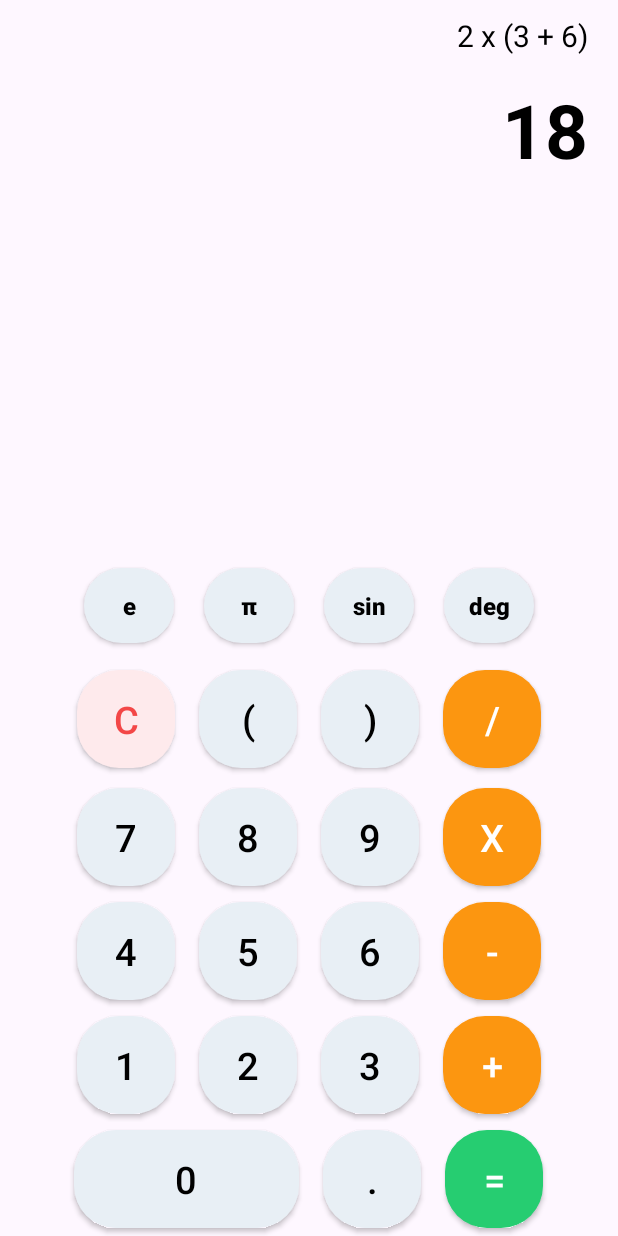
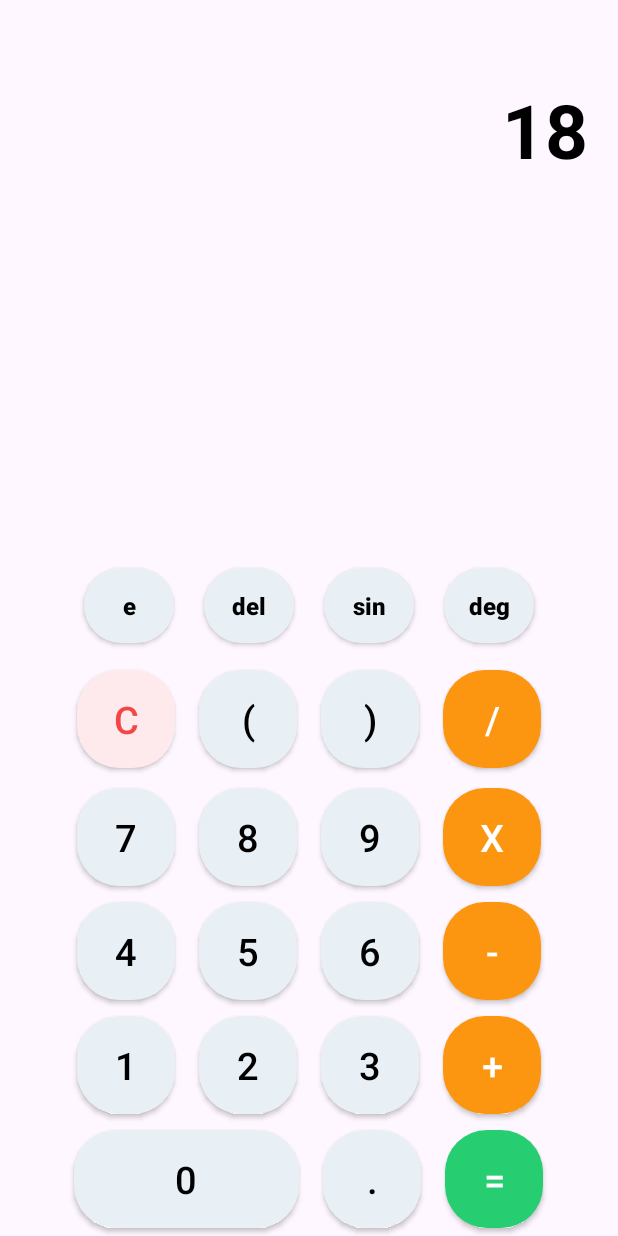
Before and after one commit to Safianu801/Easy-Calculator, an Android app: the screen it shows after launch (CalculatorScreen), on a phone screen of 412 x 824 dp. Run offline under Robolectric (Android 15) with nearby library versions, the phone set to English and light mode, and no system bars.

Commit message:
Calculator backend

```diff
--- a/app/src/main/java/com/safianu/easycalculator/CalculatorScreen.java
+++ b/app/src/main/java/com/safianu/easycalculator/CalculatorScreen.java
@@ -1,7 +1,6 @@
 package com.safianu.easycalculator;
 
 import androidx.appcompat.app.AppCompatActivity;
-
 import android.os.Build;
 import android.os.Bundle;
 import android.view.View;
@@ -10,13 +9,17 @@ import android.widget.Button;
 import android.widget.RelativeLayout;
 import android.widget.TextView;
 
+import java.util.ArrayList;
+
 public class CalculatorScreen extends AppCompatActivity {
 
     TextView calculationScreen;
     TextView answerScreen;
     RelativeLayout buttonsV;
+    double firstNum;
+    String operation;
 
-    Button zero, one, two, three, four, five, six, seven, eight, nine, leftBracket, rightBracket, fullStop, divide, multiply, subtract, add, cBtn;
+    Button zero, one, two, three, four, five, six, seven, eight, nine, leftBracket, rightBracket, delBtn, fullStop, divide, multiply, subtract, add, cBtn, equalBtn;
 
     @Override
     protected void onCreate(Bundle savedInstanceState) {
@@ -35,6 +38,9 @@ public class CalculatorScreen extends AppCompatActivity {
         calculationScreen = findViewById(R.id.calTv);
         answerScreen = findViewById(R.id.answerTv);
         buttonsV = findViewById(R.id.buttonsV);
+        delBtn = findViewById(R.id.delBtn);
+        equalBtn = findViewById(R.id.equalBtn);
+        fullStop = findViewById(R.id.fullStopBtn);
 
         //numbers button
 
@@ -49,66 +55,32 @@ public class CalculatorScreen extends AppCompatActivity {
         eight = findViewById(R.id.eightBtn);
         nine = findViewById(R.id.nineBtn);
 
-        zero.setOnClickListener(new View.OnClickListener() {
-            @Override
-            public void onClick(View view) {
-                calculationScreen.setText(zero.getText());
-            }
-        });
-        one.setOnClickListener(new View.OnClickListener() {
-            @Override
-            public void onClick(View view) {
-                calculationScreen.setText(one.getText());
-            }
-        });
-        two.setOnClickListener(new View.OnClickListener() {
-            @Override
-            public void onClick(View view) {
-                calculationScreen.setText(two.getText());
-            }
-        });
-        three.setOnClickListener(new View.OnClickListener() {
-            @Override
-            public void onClick(View view) {
-                calculationScreen.setText(three.getText());
-            }
-        });
-        four.setOnClickListener(new View.OnClickListener() {
-            @Override
-            public void onClick(View view) {
-                calculationScreen.setText(four.getText());
-            }
-        });
-        five.setOnClickListener(new View.OnClickListener() {
-            @Override
-            public void onClick(View view) {
-                calculationScreen.setText(five.getText());
-            }
-        });
-        six.setOnClickListener(new View.OnClickListener() {
-            @Override
-            public void onClick(View view) {
-                calculationScreen.setText(six.getText());
-            }
-        });
-        seven.setOnClickListener(new View.OnClickListener() {
-            @Override
-            public void onClick(View view) {
-                calculationScreen.setText(seven.getText());
-            }
-        });
-        eight.setOnClickListener(new View.OnClickListener() {
-            @Override
-            public void onClick(View view) {
-                calculationScreen.setText(eight.getText());
-            }
-        });
-        nine.setOnClickListener(new View.OnClickListener() {
-            @Override
-            public void onClick(View view) {
-                calculationScreen.setText(nine.getText());
-            }
-        });
+
+        ArrayList<Button> numbersBtn = new ArrayList<>();
+        numbersBtn.add(zero);
+        numbersBtn.add(one);
+        numbersBtn.add(two);
+        numbersBtn.add(three);
+        numbersBtn.add(four);
+        numbersBtn.add(five);
+        numbersBtn.add(six);
+        numbersBtn.add(seven);
+        numbersBtn.add(eight);
+        numbersBtn.add(nine);
+
+        for (Button b : numbersBtn){
+            b.setOnClickListener(new View.OnClickListener() {
+                @Override
+                public void onClick(View view) {
+                    if (!calculationScreen.getText().toString().equals("0")){
+                        calculationScreen.setText(calculationScreen.getText().toString() + b.getText().toString());
+                    }else {
+                        calculationScreen.setText(b.getText().toString());
+                    }
+                }
+            });
+        }
+
 
 
         //operators button
@@ -121,51 +93,60 @@ public class CalculatorScreen extends AppCompatActivity {
         leftBracket = findViewById(R.id.leftBracketBtn);
         rightBracket = findViewById(R.id.rightBracketBtn);
 
+        ArrayList<Button> operatorsBtn = new ArrayList<>();
+        operatorsBtn.add(divide);
+        operatorsBtn.add(add);
+        operatorsBtn.add(subtract);
+        operatorsBtn.add(multiply);
 
+        for (Button button : operatorsBtn){
+            button.setOnClickListener(view -> {
+//                firstNum = Double.parseDouble(calculationScreen.getText().toString());
+                operation = button.getText().toString();
+                calculationScreen.setText("0");
+            });
+        }
 
-        divide.setOnClickListener(new View.OnClickListener() {
+        delBtn.setOnClickListener(new View.OnClickListener() {
             @Override
             public void onClick(View view) {
-                calculationScreen.setText(divide.getText());
+                String num = calculationScreen.getText().toString();
+                if (num.length()>1){
+                    calculationScreen.setText(num.substring(0, num.length()-1));
+                } else if (num.length() == 1 && !num.equals("0")) {
+                    calculationScreen.setText("0");
+                }
             }
         });
-        multiply.setOnClickListener(new View.OnClickListener() {
+
+        fullStop.setOnClickListener(view -> {
+            if (!calculationScreen.getText().toString().contains(".")){
+                calculationScreen.setText(calculationScreen.getText().toString() + ".");
+            }
+        });
+
+        equalBtn.setOnClickListener(new View.OnClickListener() {
             @Override
             public void onClick(View view) {
-                calculationScreen.setText(multiply.getText());
+                double secondNumber = Double.parseDouble(calculationScreen.getText().toString());
+                double result;
+                if (operation == "/"){
+                    result = firstNum/secondNumber;
+                }else if (operation == "+"){
+                    result = firstNum+secondNumber;
+                } else if (operation == "-") {
+                    result = firstNum-secondNumber;
+                } else if (operation == "X") {
+                    result = firstNum*secondNumber;
+                }
             }
         });
-        subtract.setOnClickListener(new View.OnClickListener() {
-            @Override
-            public void onClick(View view) {
-                calculationScreen.setText(subtract.getText());
-            }
-        });
-        add.setOnClickListener(new View.OnClickListener() {
-            @Override
-            public void onClick(View view) {
-                calculationScreen.setText(add.getText());
-            }
-        });
-        leftBracket.setOnClickListener(new View.OnClickListener() {
-            @Override
-            public void onClick(View view) {
-                calculationScreen.setText(leftBracket.getText());
-            }
-        });
-        rightBracket.setOnClickListener(new View.OnClickListener() {
-            @Override
-            public void onClick(View view) {
-                calculationScreen.setText(rightBracket.getText());
-            }
-        });
+
         cBtn.setOnClickListener(new View.OnClickListener() {
             @Override
             public void onClick(View view) {
                 calculationScreen.setText("");
-                answerScreen.setText("");
             }
         });
-
     }
 }
--- a/app/src/main/res/layout/activity_calculator_screen.xml
+++ b/app/src/main/res/layout/activity_calculator_screen.xml
@@ -22,7 +22,6 @@
             <TextView
                 android:layout_width="wrap_content"
                 android:layout_height="wrap_content"
-                android:text="2 x (3 + 6)"
                 android:id="@+id/calTv"
                 android:textSize="20sp"
                 android:textColor="@color/black"/>
@@ -83,23 +82,27 @@
                         android:textSize="16sp"
                         android:textColor="@color/black"
                         android:background="@drawable/first_row_style"/>
+
+                    <androidx.appcompat.widget.AppCompatButton
+                        android:id="@+id/delBtn"
+                        android:layout_width="60dp"
+                        android:layout_height="50dp"
+                        android:layout_marginStart="10dp"
+                        android:layout_marginTop="10dp"
+                        android:layout_marginEnd="10dp"
+                        android:layout_marginBottom="10dp"
+                        android:layout_toRightOf="@id/eBtn"
+                        android:background="@drawable/first_row_style"
+                        android:text="del"
+                        android:textAllCaps="false"
+                        android:textColor="@color/black"
+                        android:textSize="16sp"
+                        android:textStyle="bold" />
                     <androidx.appcompat.widget.AppCompatButton
                         android:layout_width="60dp"
                         android:layout_height="50dp"
                         android:layout_margin="10dp"
-                        android:layout_toRightOf="@id/eBtn"
-                        android:id="@+id/piBtn"
-                        android:text="π"
-                        android:textAllCaps="false"
-                        android:textStyle="bold"
-                        android:textSize="16sp"
-                        android:textColor="@color/black"
-                        android:background="@drawable/first_row_style"/>
-                    <androidx.appcompat.widget.AppCompatButton
-                        android:layout_width="60dp"
-                        android:layout_height="50dp"
-                        android:layout_margin="10dp"
-                        android:layout_toRightOf="@id/piBtn"
+                        android:layout_toRightOf="@id/delBtn"
                         android:id="@+id/sinBtn"
                         android:text="sin"
                         android:textAllCaps="false"
```
